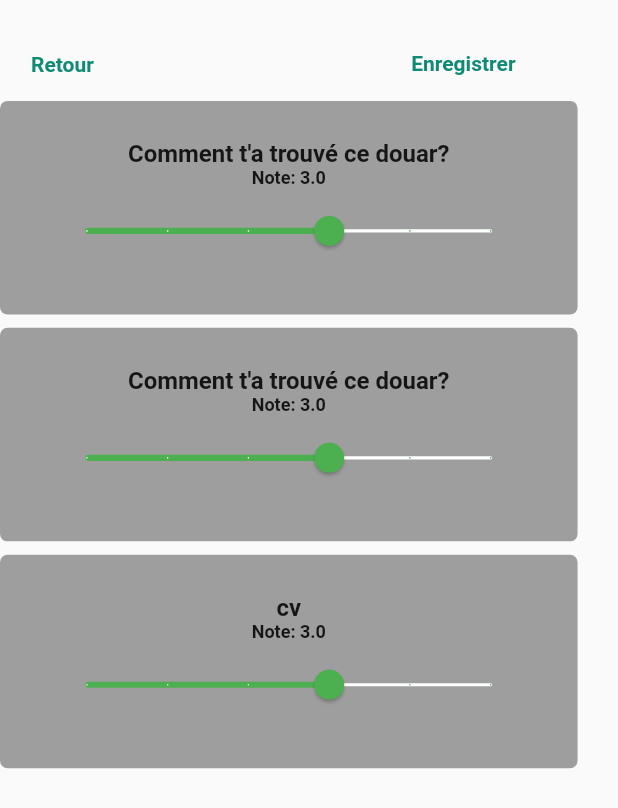
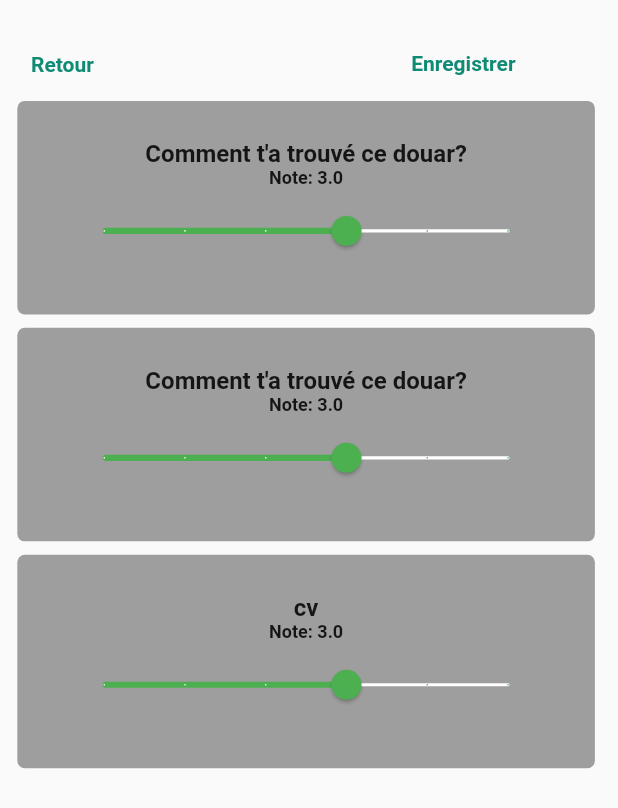
Before and after one commit to EccChaire/cci_app, a Flutter app: the Q2Page screen opened directly, on a phone screen of 412 x 824 dp. Shown: the top 808 px of the screen. Run offline on Flutter 3.47's test engine with Material 2 defaults, Android fonts, the light colour scheme and no system bars; our stand-ins replace cloud_firestore, firebase_auth, firebase_core, firebase_storage, flutter_screenutil, geolocator and 3 more; missing offline and left inert: flutter_sound; accounts and stored records are empty.

Commit message:
change in slider

```diff
--- a/lib/quizz2/slider.dart
+++ b/lib/quizz2/slider.dart
@@ -29,6 +29,7 @@ class _MetricInterfaceState extends State<MetricInterface> {
   @override
   Widget build(BuildContext context) {
     return Container(
+      margin: EdgeInsets.only(left: getProportionateScreenWidth(12),),
         padding: EdgeInsets.only(left: getProportionateScreenWidth(30),right:getProportionateScreenWidth(30), top:getProportionateScreenHeight(getProportionateScreenWidth(30))),
         width: getProportionateScreenWidth(400),
         height: getProportionateScreenHeight(160),
```
